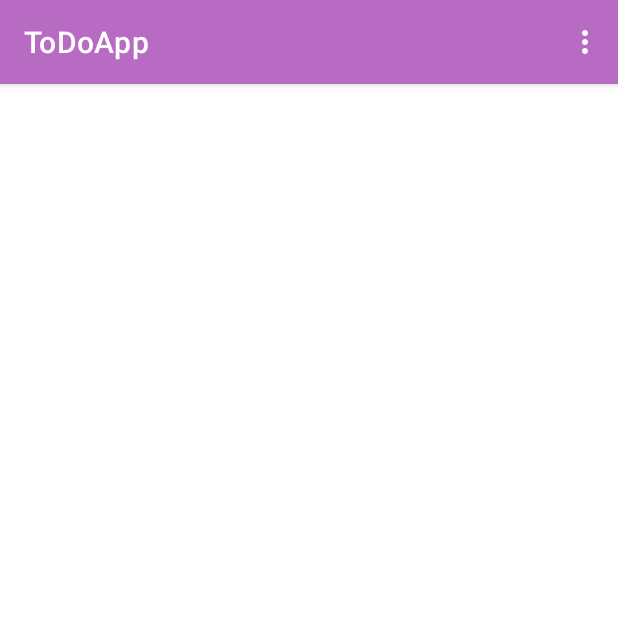
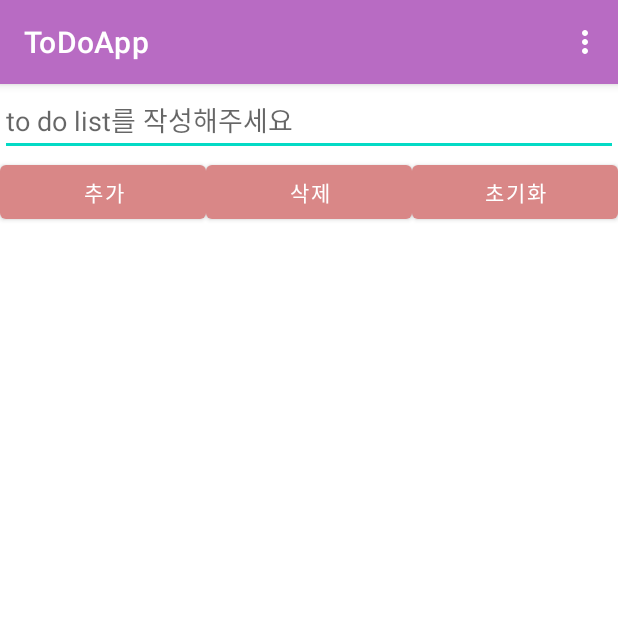
Before and after one commit to qwertybbk/ToDoApp, an Android app: the PlanJ screen opened directly, with no data from a screen before it, on a phone screen of 412 x 824 dp, the top half of it. Run offline under Robolectric (Android 15) with nearby library versions, the phone set to English and light mode, and no system bars.

```diff
--- a/app/build.gradle
+++ b/app/build.gradle
@@ -1,6 +1,7 @@
 plugins {
     id 'com.android.application'
     id 'org.jetbrains.kotlin.android'
+    id'kotlin-android-extensions'
 }
 
 android {
--- a/app/src/main/res/layout/activity_plan_j.xml
+++ b/app/src/main/res/layout/activity_plan_j.xml
@@ -1,9 +1,52 @@
 <?xml version="1.0" encoding="utf-8"?>
-<androidx.constraintlayout.widget.ConstraintLayout xmlns:android="http://schemas.android.com/apk/res/android"
+<LinearLayout xmlns:android="http://schemas.android.com/apk/res/android"
     xmlns:app="http://schemas.android.com/apk/res-auto"
     xmlns:tools="http://schemas.android.com/tools"
     android:layout_width="match_parent"
     android:layout_height="match_parent"
-    tools:context=".PlanJ">
+    android:orientation="vertical"
+    tools:context=".MainActivity_1">
+    <EditText
+        android:id="@+id/editText1"
+        android:layout_width="match_parent"
+        android:layout_height="wrap_content"
+        android:ems="10"
+        android:hint="to do list를 작성해주세요"
+        android:inputType="textPersonName" />
 
-</androidx.constraintlayout.widget.ConstraintLayout>
+    <LinearLayout
+        android:layout_width="match_parent"
+        android:layout_height="wrap_content"
+        android:orientation="horizontal">
+
+        <Button
+            android:id="@+id/button1"
+            android:layout_width="match_parent"
+            android:layout_height="wrap_content"
+            android:layout_weight="1"
+            android:text="추가"
+            app:backgroundTint="#D98787" />
+
+        <Button
+            android:id="@+id/button3"
+            android:layout_width="match_parent"
+            android:layout_height="wrap_content"
+            android:layout_weight="1"
+            android:text="삭제"
+            app:backgroundTint="#D98787" />
+
+        <Button
+            android:id="@+id/button4"
+            android:layout_width="match_parent"
+            android:layout_height="wrap_content"
+            android:layout_weight="1"
+            android:text="초기화"
+            app:backgroundTint="#D98787" />
+    </LinearLayout>
+
+    <ListView
+        android:id="@+id/listview1"
+        android:layout_width="match_parent"
+        android:layout_height="536dp"
+        />
+</LinearLayout>
```
Also changed, not shown: app/src/main/java/com/example/todoapp/MainActivity_1.kt (added, +63 -0 lines), 1 other file.
